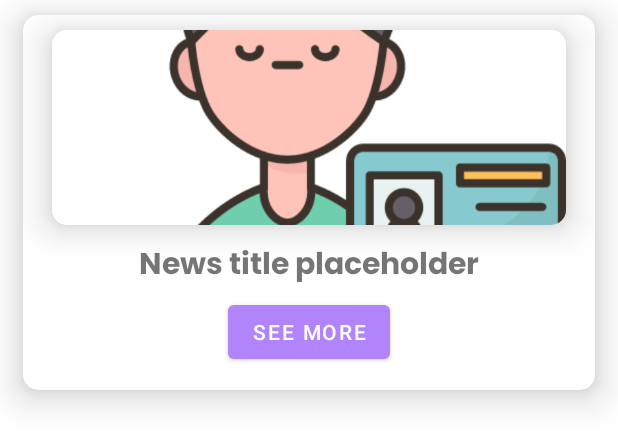
After one commit to MarioBujor2001/CliniqueMedicalApp, an Android app: the layout daily_news_item.xml on its own in the app's theme, with its tools: preview values and no code run, on a phone screen of 412 x 824 dp. The commit adds this screen. Shown: the top 446 px of the screen. Run offline under Robolectric (Android 15) with nearby library versions, the phone set to English and light mode, and no system bars; network calls fail.

Commit message:
added daily news page, daily news item and model.

```diff
--- a/app/src/main/java/com/example/licenta/MainActivity.java
+++ b/app/src/main/java/com/example/licenta/MainActivity.java
@@ -48,7 +48,7 @@ import java.util.TimerTask;
 public class MainActivity extends AppCompatActivity {
     private TextView tvUserName, txtYouDontHaveAppointments;
     private FirebaseAuth mAuth;
-    private CardView allMedicsCard, viewProfile, allProgramari, aboutCard, investigationCard, ordersCard;
+    private CardView allMedicsCard, viewProfile, allProgramari, aboutCard, investigationCard, ordersCard, newsCard;
     private RecyclerView recvAppointments;
     private ImageView imgProfile;
     private ProgressDialog progressDialog;
@@ -132,6 +132,7 @@ public class MainActivity extends AppCompatActivity {
         allProgramari = findViewById(R.id.allProgramariCard);
         aboutCard = findViewById(R.id.aboutCliniqueCard);
         ordersCard = findViewById(R.id.ordersCard);
+        newsCard = findViewById(R.id.newsCard);
         investigationCard = findViewById(R.id.investigationCard);
         imgProfile = findViewById(R.id.userProfile);
         viewProfile = findViewById(R.id.viewProfile);
@@ -167,6 +168,9 @@ public class MainActivity extends AppCompatActivity {
             Intent i = new Intent(MainActivity.this, OrderHistoryActivity.class);
             i.putExtra("pacient", p);
             startActivity(i);
+        });
+        newsCard.setOnClickListener(view -> {
+            startActivity(new Intent(MainActivity.this, DailyNewsActivity.class));
         });
     }
 
--- a/app/src/main/java/com/example/licenta/Utils/APICommunication.java
+++ b/app/src/main/java/com/example/licenta/Utils/APICommunication.java
@@ -53,8 +53,8 @@ public class APICommunication {
     public static JSONArray ordersArray;
     public static String encodedImage;
     public static boolean invalidAppointment = false;
-    private final static String APIURL = "http://192.168.100.75:8080/api";
-    //    private final static String APIURL = "http://172.20.10.3:8080/api";
+//    private final static String APIURL = "http://192.168.100.75:8080/api";
+        private final static String APIURL = "http://172.20.10.3:8080/api";
     private static StorageReference storageReference;
 
     public static void encodeFileBase64(File file) {
--- /dev/null
+++ b/app/src/main/res/layout/daily_news_item.xml
@@ -0,0 +1,93 @@
+<?xml version="1.0" encoding="utf-8"?>
+<androidx.cardview.widget.CardView xmlns:android="http://schemas.android.com/apk/res/android"
+    xmlns:app="http://schemas.android.com/apk/res-auto"
+    android:layout_width="match_parent"
+    android:layout_height="250dp"
+    app:cardCornerRadius="10dp"
+    app:cardElevation="15dp"
+    android:layout_marginStart="15dp"
+    android:layout_marginEnd="15dp"
+    android:layout_marginTop="10dp"
+    android:id="@+id/parentCardMedic">
+
+    <androidx.constraintlayout.widget.ConstraintLayout
+        android:layout_width="match_parent"
+        android:layout_height="match_parent">
+
+        <androidx.constraintlayout.widget.Guideline
+            android:id="@+id/guidelineNewsStart"
+            android:layout_width="wrap_content"
+            android:layout_height="wrap_content"
+            android:orientation="vertical"
+            app:layout_constraintGuide_percent="0.05"/>
+
+        <androidx.constraintlayout.widget.Guideline
+            android:id="@+id/guidelineNewsEnd"
+            android:layout_width="wrap_content"
+            android:layout_height="wrap_content"
+            android:orientation="vertical"
+            app:layout_constraintGuide_percent="0.95"/>
+
+        <androidx.constraintlayout.widget.Guideline
+            android:id="@+id/guidelineContentStart"
+            android:layout_width="wrap_content"
+            android:layout_height="wrap_content"
+            android:orientation="horizontal"
+            app:layout_constraintGuide_percent="0.56"/>
+        <androidx.constraintlayout.widget.Guideline
+            android:id="@+id/guidelineContentEnd"
+            android:layout_width="wrap_content"
+            android:layout_height="wrap_content"
+            android:orientation="horizontal"
+            app:layout_constraintGuide_percent="0.95"/>
+
+        <!--        picture-->
+        <androidx.cardview.widget.CardView
+            android:id="@+id/cardView4"
+            android:layout_width="0dp"
+            android:layout_height="0dp"
+            android:layout_marginTop="10dp"
+            app:cardCornerRadius="10dp"
+            app:cardElevation="15dp"
+            app:layout_constraintBottom_toTopOf="@+id/guidelineContentStart"
+            app:layout_constraintEnd_toStartOf="@+id/guidelineNewsEnd"
+            app:layout_constraintStart_toStartOf="@+id/guidelineNewsStart"
+            app:layout_constraintTop_toTopOf="parent">
+
+            <ImageView
+                android:id="@+id/imgNewsCoverPicture"
+                android:layout_width="match_parent"
+                android:layout_height="match_parent"
+                android:scaleType="centerCrop"
+                android:src="@drawable/profile_pic_placeholder"
+                app:layout_constraintBottom_toBottomOf="parent"
+                app:layout_constraintEnd_toEndOf="parent"
+                app:layout_constraintStart_toStartOf="parent"
+                app:layout_constraintTop_toTopOf="parent" />
+        </androidx.cardview.widget.CardView>
+
+        <TextView
+            android:id="@+id/txtNewsTitle"
+            android:layout_width="wrap_content"
+            android:layout_height="wrap_content"
+            android:layout_marginTop="10dp"
+            android:fontFamily="@font/poppins_bold"
+            android:text="@string/news_title_placeholder"
+            android:textSize="20sp"
+            app:layout_constraintEnd_toStartOf="@+id/guidelineNewsEnd"
+            app:layout_constraintStart_toStartOf="@+id/guidelineNewsStart"
+            app:layout_constraintTop_toTopOf="@+id/guidelineContentStart" />
+
+        <Button
+            android:id="@+id/btnSeeMoreNews"
+            android:layout_width="wrap_content"
+            android:layout_height="wrap_content"
+            android:text="@string/see_more"
+            app:layout_constraintBottom_toTopOf="@+id/guidelineContentEnd"
+            app:layout_constraintEnd_toStartOf="@+id/guidelineNewsEnd"
+            app:layout_constraintStart_toStartOf="@+id/guidelineNewsStart"
+            app:layout_constraintTop_toBottomOf="@+id/txtNewsTitle" />
+
+    </androidx.constraintlayout.widget.ConstraintLayout>
+
+</androidx.cardview.widget.CardView>
--- a/app/src/main/res/values/strings.xml
+++ b/app/src/main/res/values/strings.xml
@@ -74,6 +74,9 @@
     <string name="total_comanda">Total comanda:</string>
     <string name="genereaza_factura">Genereaza factura</string>
     <string name="more_info">More info</string>
+    <string name="daily_news_health_tips">Daily News - Health Tips</string>
+    <string name="news_title_placeholder">News title placeholder</string>
+    <string name="see_more">See more</string>
     <string-array name="filterMedics">
         <item>orl</item>
         <item>alergologie</item>
```
Also changed, not shown: app/src/main/AndroidManifest.xml (+7 -0 lines), app/src/main/java/com/example/licenta/Adapters/DailyNewsAdapter.java (added, +81 -0 lines), app/src/main/java/com/example/licenta/DailyNewsActivity.java (added, +40 -0 lines), app/src/main/java/com/example/licenta/Models/DailyNews.java (added, +60 -0 lines), app/src/main/res/layout/activity_daily_news.xml (added, +69 -0 lines).
